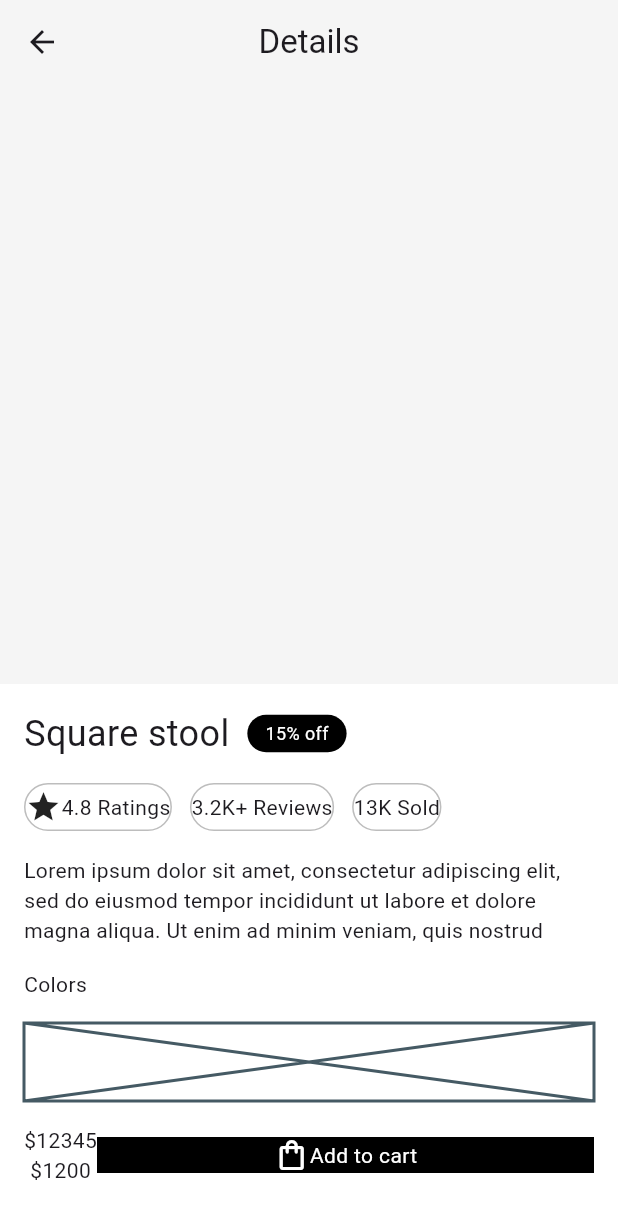
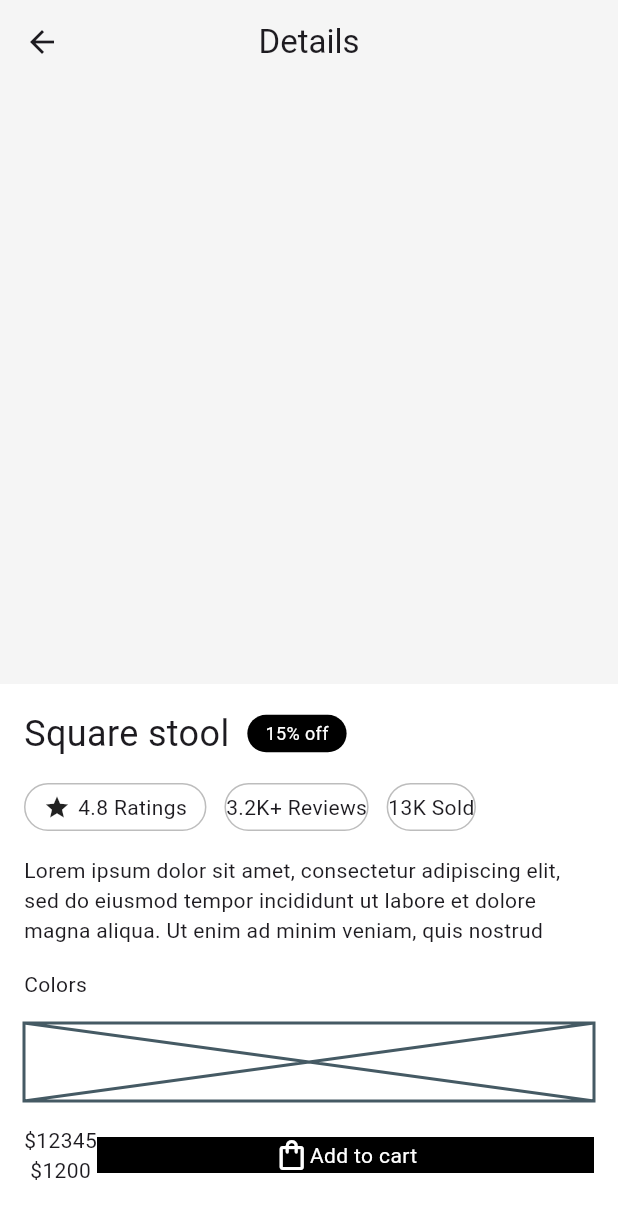
Before and after one commit to JAICHANGPARK/flutter_notebook_chapter_49, a Flutter app: the FurnitureDetailPage screen opened directly, on a phone screen of 412 x 824 dp. Shown: the top 1219 px of the screen. Run offline on Flutter 3.47's test engine with Material 3 defaults, Android fonts, the phone set to English and light mode, and no system bars; our stand-ins replace dots_indicator, gap, google_fonts.

Commit message:
Update furniture_detail_page.dart

```diff
--- a/lib/ep2460_furniture_app/ui/furniture_detail_page.dart
+++ b/lib/ep2460_furniture_app/ui/furniture_detail_page.dart
@@ -57,13 +57,16 @@ class _FurnitureDetailPageState extends State<FurnitureDetailPage> {
                     children: [
                       Container(
                         height: 32,
+                        padding: .symmetric(horizontal: 12,),
                         decoration: ShapeDecoration(
                           shape: StadiumBorder(
                             side: BorderSide(color: Colors.grey[400]!),
                           ),
                         ),
                         child: Row(
-                          children: [Icon(Icons.star), Text("4.8 Ratings")],
+                          spacing: 5,
+                          children: [Icon(Icons.star,
+                          size: 18,), Text("4.8 Ratings")],
                         ),
                       ),
                       Container(height: 32,
```
